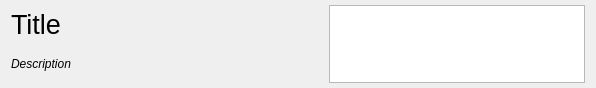
Old version of the form ui/TitleDescriptionWidget.ui in the repository kipr/kiss.
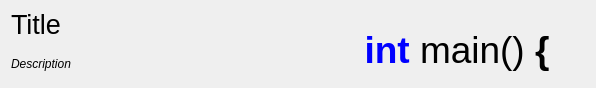
New version of the form.

The edit to the form file:
```diff
--- a/ui/TitleDescriptionWidget.ui
+++ b/ui/TitleDescriptionWidget.ui
@@ -54,7 +54,38 @@
     </layout>
    </item>
    <item>
-    <widget class="QTextBrowser" name="textBrowser"/>
+    <widget class="QTextBrowser" name="ui_decoration">
+     <property name="autoFillBackground">
+      <bool>false</bool>
+     </property>
+     <property name="styleSheet">
+      <string notr="true">font: 14pt &quot;Courier New&quot;;
+background: rgba(255, 255, 255, 0);</string>
+     </property>
+     <property name="frameShape">
+      <enum>QFrame::NoFrame</enum>
+     </property>
+     <property name="frameShadow">
+      <enum>QFrame::Plain</enum>
+     </property>
+     <property name="lineWidth">
+      <number>0</number>
+     </property>
+     <property name="verticalScrollBarPolicy">
+      <enum>Qt::ScrollBarAlwaysOff</enum>
+     </property>
+     <property name="horizontalScrollBarPolicy">
+      <enum>Qt::ScrollBarAlwaysOff</enum>
+     </property>
+     <property name="html">
+      <string>&lt;!DOCTYPE HTML PUBLIC &quot;-//W3C//DTD HTML 4.0//EN&quot; &quot;http://www.w3.org/TR/REC-html40/strict.dtd&quot;&gt;
+&lt;html&gt;&lt;head&gt;&lt;meta name=&quot;qrichtext&quot; content=&quot;1&quot; /&gt;&lt;style type=&quot;text/css&quot;&gt;
+p, li { white-space: pre-wrap; }
+&lt;/style&gt;&lt;/head&gt;&lt;body style=&quot; font-family:'Courier New'; font-size:14pt; font-weight:400; font-style:normal;&quot;&gt;
+&lt;p align=&quot;center&quot; style=&quot;-qt-paragraph-type:empty; margin-top:0px; margin-bottom:0px; margin-left:0px; margin-right:0px; -qt-block-indent:0; text-indent:0px; font-size:13pt;&quot;&gt;&lt;/p&gt;
+&lt;p align=&quot;center&quot; style=&quot; margin-top:0px; margin-bottom:0px; margin-left:0px; margin-right:0px; -qt-block-indent:0; text-indent:0px;&quot;&gt;&lt;span style=&quot; font-size:28pt; font-weight:600; color:#0000ff;&quot;&gt;int&lt;/span&gt;&lt;span style=&quot; font-size:28pt;&quot;&gt; main() &lt;/span&gt;&lt;span style=&quot; font-family:'Lucida Grande'; font-size:28pt; font-weight:600;&quot;&gt;{&lt;/span&gt;&lt;/p&gt;&lt;/body&gt;&lt;/html&gt;</string>
+     </property>
+    </widget>
    </item>
   </layout>
  </widget>
```
